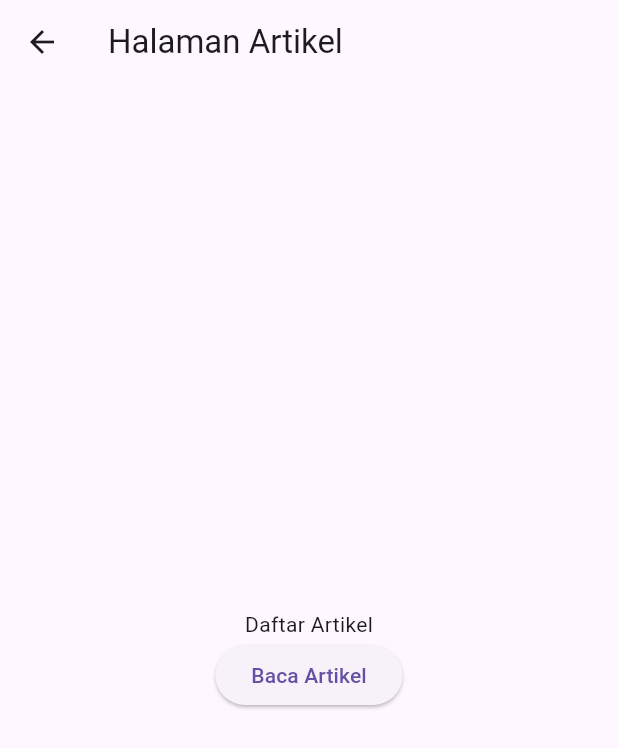
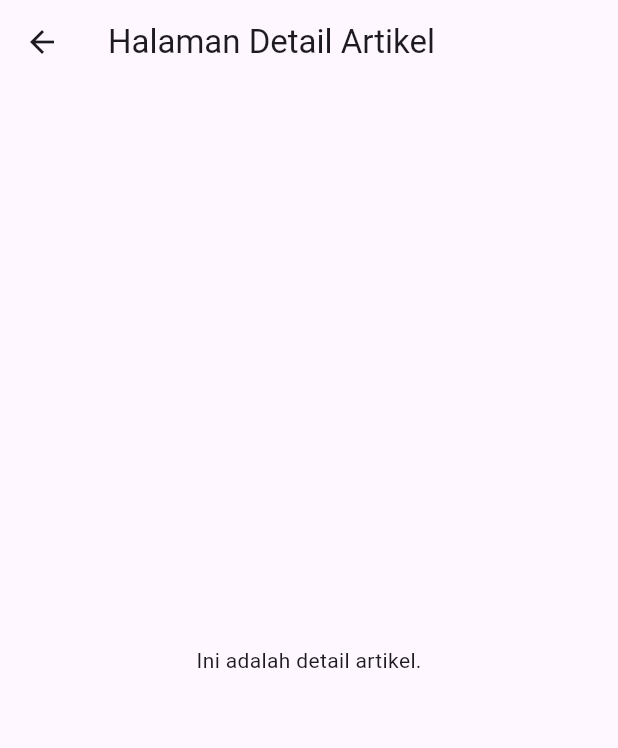
Before and after one commit to ekomh170/dicoding_artikelku_flutter_mobile_pla, a Flutter app: the HalamanArtikel screen opened by its route, after a tap on "Baca Artikel", on a phone screen of 412 x 824 dp. Shown: the top 748 px of the screen. Run offline on Flutter 3.47's test engine with Material 3 defaults, Android fonts, the light colour scheme and no system bars.

Commit message:
membuat dasar halaman detail artikel & menyesuaikan routes pada main

```diff
--- /dev/null
+++ b/lib/halaman_detail_artikel.dart
@@ -0,0 +1,17 @@
+// ignore_for_file: prefer_const_constructors, use_key_in_widget_constructors
+
+import 'package:flutter/material.dart';
+
+class HalamanDetailArtikel extends StatelessWidget {
+  @override
+  Widget build(BuildContext context) {
+    return Scaffold(
+      appBar: AppBar(
+        title: Text('Halaman Detail Artikel'),
+      ),
+      body: Center(
+        child: Text('Ini adalah detail artikel.'),
+      ),
+    );
+  }
+}
--- a/lib/main.dart
+++ b/lib/main.dart
@@ -1,7 +1,7 @@
 import 'package:flutter/material.dart';
 import 'halaman_utama_splash.dart';
 import 'halaman_artikel.dart';
-
+import 'halaman_detail_artikel.dart';
 
 void main() {
   runApp(MyApp());
@@ -11,6 +11,7 @@
   final Map<String, WidgetBuilder> routes = {
     '/': (context) => HalamanUtamaSplash(),
     '/artikel': (context) => HalamanArtikel(),
+    '/detailArtikel': (context) => HalamanDetailArtikel(),
   };
 
   @override
```
